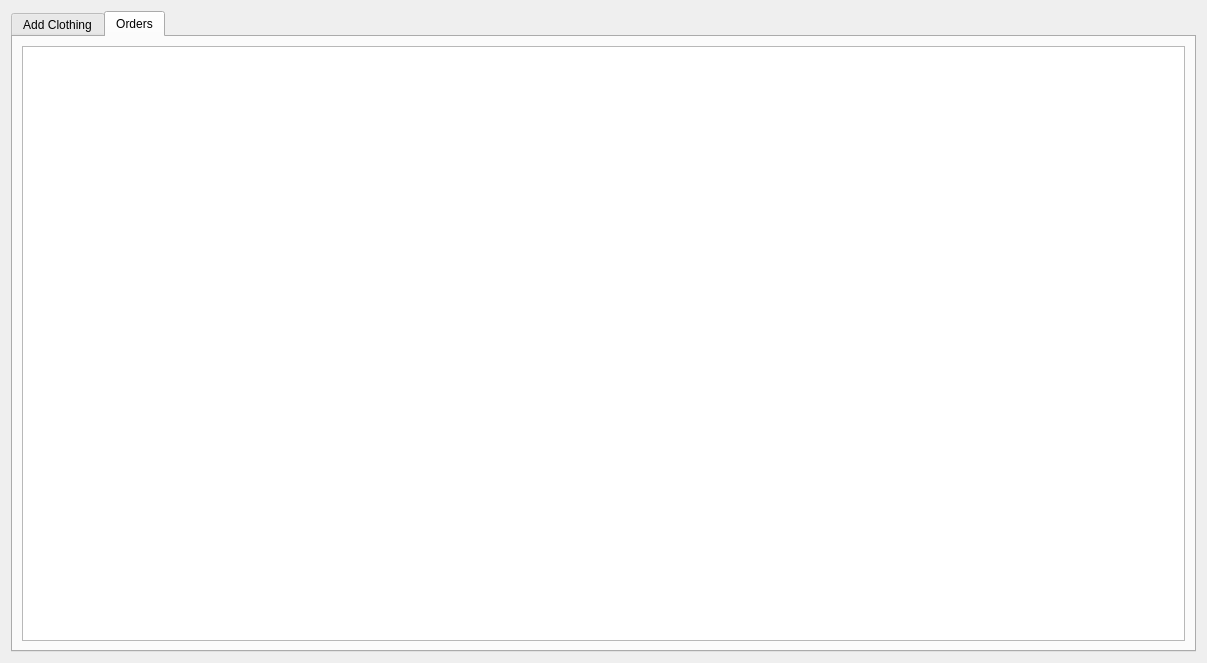
Old version of the form UI/untitled.ui in the repository BahaaMo245205/clothing_API.
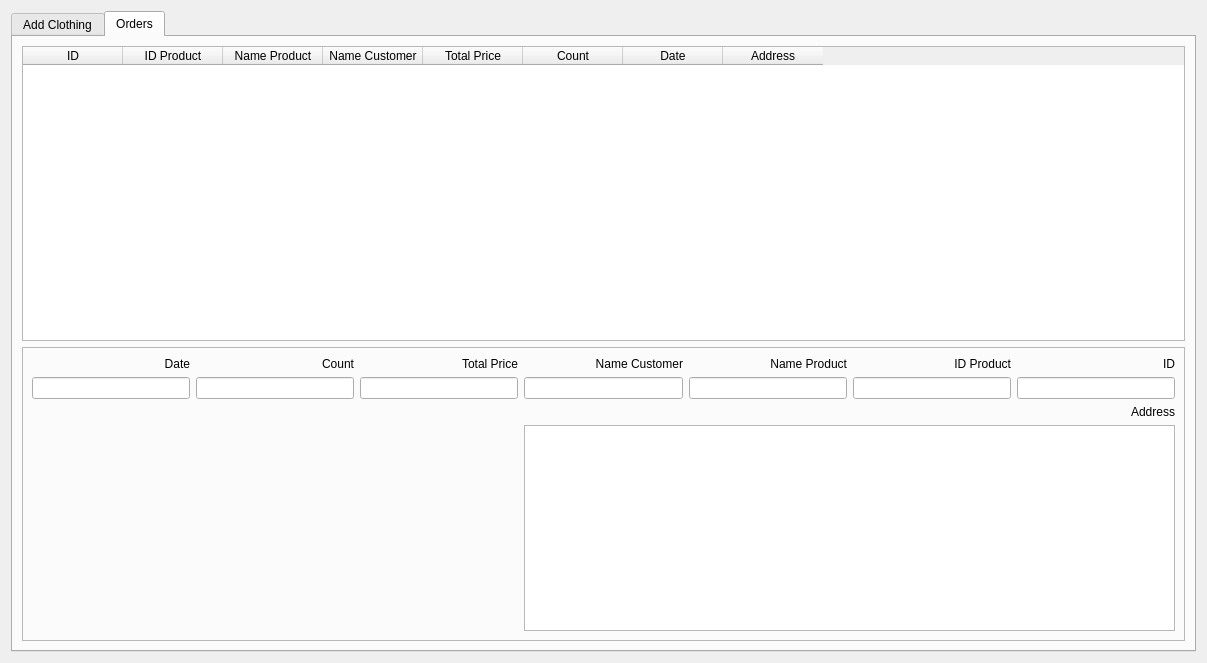
New version of the form. Icons and pictures are not drawn.

What changed in the file:
```diff
--- a/UI/untitled.ui
+++ b/UI/untitled.ui
@@ -2534,7 +2534,164 @@
       </attribute>
       <layout class="QVBoxLayout" name="verticalLayout_5">
        <item>
-        <widget class="QTableWidget" name="tableWidget_2"/>
+        <widget class="QTableWidget" name="tableWidget_2">
+         <column>
+          <property name="text">
+           <string>ID</string>
+          </property>
+         </column>
+         <column>
+          <property name="text">
+           <string>ID Product</string>
+          </property>
+         </column>
+         <column>
+          <property name="text">
+           <string>Name Product</string>
+          </property>
+         </column>
+         <column>
+          <property name="text">
+           <string>Name Customer</string>
+          </property>
+         </column>
+         <column>
+          <property name="text">
+           <string>Total Price</string>
+          </property>
+         </column>
+         <column>
+          <property name="text">
+           <string>Count</string>
+          </property>
+         </column>
+         <column>
+          <property name="text">
+           <string>Date</string>
+          </property>
+         </column>
+         <column>
+          <property name="text">
+           <string>Address</string>
+          </property>
+         </column>
+        </widget>
+       </item>
+       <item>
+        <widget class="QFrame" name="frame_5">
+         <property name="frameShape">
+          <enum>QFrame::StyledPanel</enum>
+         </property>
+         <property name="frameShadow">
+          <enum>QFrame::Raised</enum>
+         </property>
+         <layout class="QGridLayout" name="gridLayout_2">
+          <item row="1" column="3">
+           <widget class="QLineEdit" name="lineEdit_9"/>
+          </item>
+          <item row="0" column="1">
+           <widget class="QLabel" name="label_12">
+            <property name="text">
+             <string>Count</string>
+            </property>
+            <property name="alignment">
+             <set>Qt::AlignRight|Qt::AlignTrailing|Qt::AlignVCenter</set>
+            </property>
+           </widget>
+          </item>
+          <item row="0" column="6">
+           <widget class="QLabel" name="label_7">
+            <property name="text">
+             <string>ID</string>
+            </property>
+            <property name="alignment">
+             <set>Qt::AlignRight|Qt::AlignTrailing|Qt::AlignVCenter</set>
+            </property>
+           </widget>
+          </item>
+          <item row="1" column="1">
+           <widget class="QLineEdit" name="lineEdit_11"/>
+          </item>
+          <item row="0" column="4">
+           <widget class="QLabel" name="label_9">
+            <property name="text">
+             <string>Name Product</string>
+            </property>
+            <property name="alignment">
+             <set>Qt::AlignRight|Qt::AlignTrailing|Qt::AlignVCenter</set>
+            </property>
+           </widget>
+          </item>
+          <item row="3" column="6">
+           <widget class="QLabel" name="label_13">
+            <property name="text">
+             <string>Address</string>
+            </property>
+            <property name="alignment">
+             <set>Qt::AlignRight|Qt::AlignTrailing|Qt::AlignVCenter</set>
+            </property>
+           </widget>
+          </item>
+          <item row="1" column="4">
+           <widget class="QLineEdit" name="lineEdit_8"/>
+          </item>
+          <item row="0" column="3">
+           <widget class="QLabel" name="label_10">
+            <property name="text">
+             <string>Name Customer</string>
+            </property>
+            <property name="alignment">
+             <set>Qt::AlignRight|Qt::AlignTrailing|Qt::AlignVCenter</set>
+            </property>
+           </widget>
+          </item>
+          <item row="1" column="6">
+           <widget class="QLineEdit" name="lineEdit_6"/>
+          </item>
+          <item row="1" column="2">
+           <widget class="QLineEdit" name="lineEdit_10"/>
+          </item>
+          <item row="4" column="3" colspan="4">
+           <widget class="QTextEdit" name="textEdit"/>
+          </item>
+          <item row="0" column="2">
+           <widget class="QLabel" name="label_11">
+            <property name="text">
+             <string>Total Price</string>
+            </property>
+            <property name="alignment">
+             <set>Qt::AlignRight|Qt::AlignTrailing|Qt::AlignVCenter</set>
+            </property>
+           </widget>
+          </item>
+          <item row="1" column="5">
+           <widget class="QLineEdit" name="lineEdit_7"/>
+          </item>
+          <item row="0" column="5">
+           <widget class="QLabel" name="label_8">
+            <property name="text">
+             <string>ID Product</string>
+            </property>
+            <property name="alignment">
+             <set>Qt::AlignRight|Qt::AlignTrailing|Qt::AlignVCenter</set>
+            </property>
+           </widget>
+          </item>
+          <item row="1" column="0">
+           <widget class="QLineEdit" name="lineEdit_12"/>
+          </item>
+          <item row="0" column="0">
+           <widget class="QLabel" name="label_14">
+            <property name="text">
+             <string>Date</string>
+            </property>
+            <property name="alignment">
+             <set>Qt::AlignRight|Qt::AlignTrailing|Qt::AlignVCenter</set>
+            </property>
+           </widget>
+          </item>
+         </layout>
+        </widget>
        </item>
       </layout>
      </widget>
```
